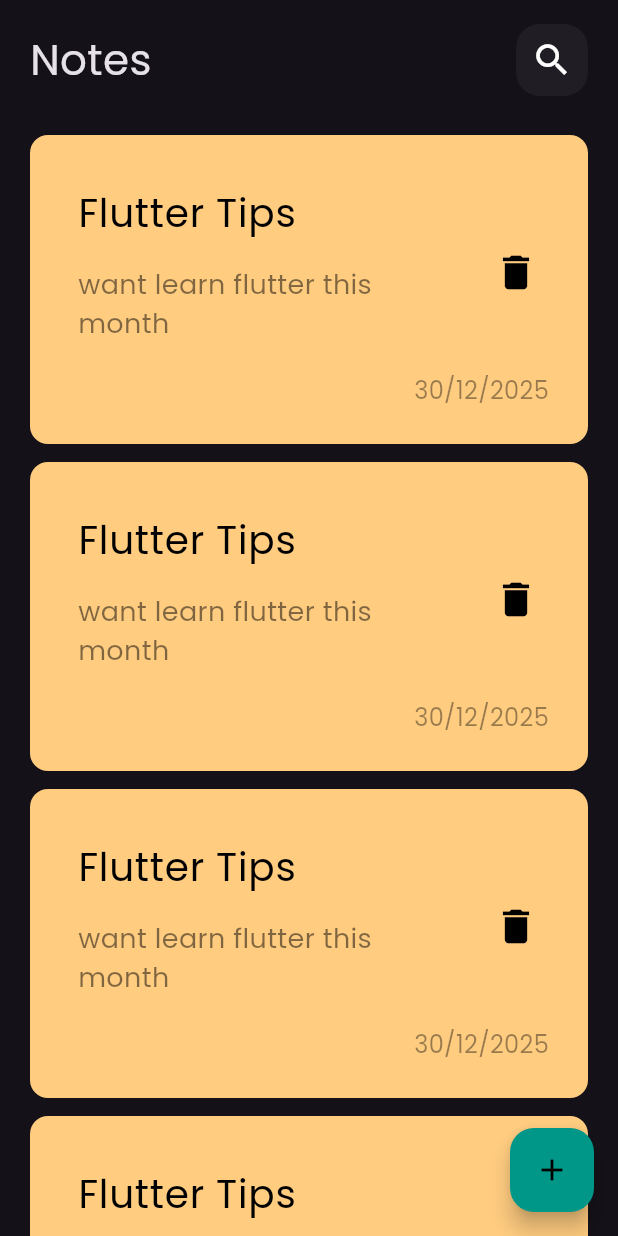
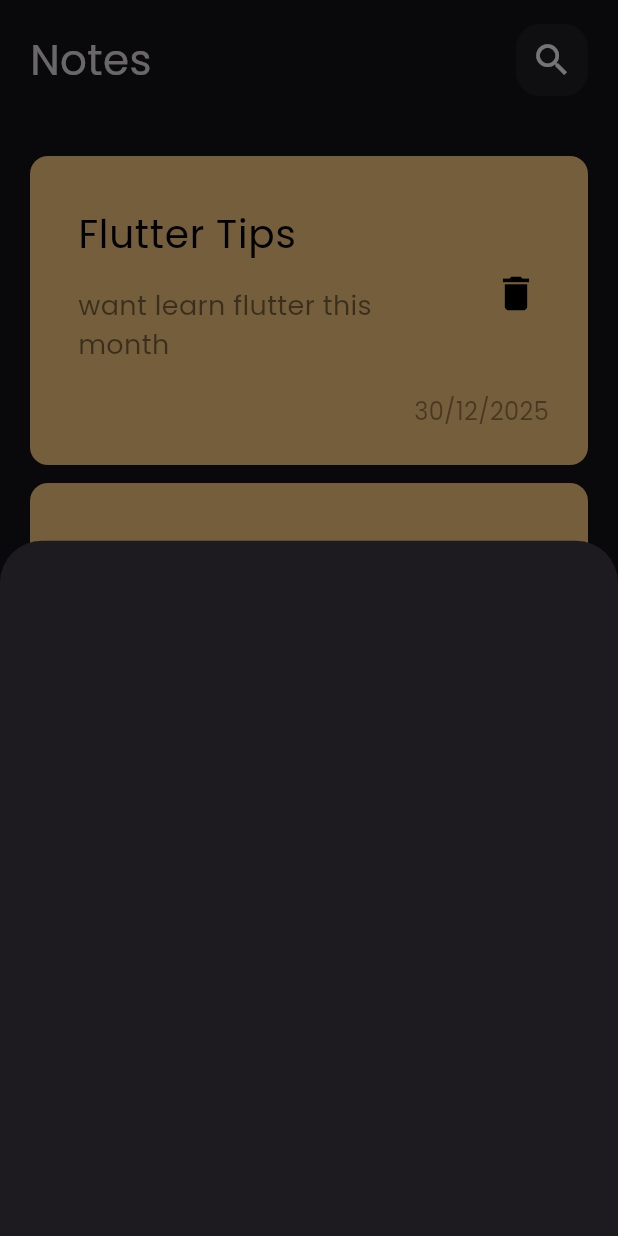
Before and after one commit to MohamedElhadidy7/notes_App, a Flutter app: the screen it shows after launch, after a tap on the "add" icon, on a phone screen of 412 x 824 dp. Run offline on Flutter 3.47's test engine with Material 3 defaults, Android fonts, the phone set to English and light mode, and no system bars.

Commit message:
Show modal buttom sheet

```diff
--- /dev/null
+++ b/lib/views/Widgets/Add_noteButtomSheet.dart
@@ -0,0 +1,10 @@
+import 'package:flutter/material.dart';
+
+class AddnoteButtomSheet extends StatelessWidget {
+  const AddnoteButtomSheet({super.key});
+
+  @override
+  Widget build(BuildContext context) {
+    return Container();
+  }
+}
--- a/lib/views/Widgets/Notes_List_View.dart
+++ b/lib/views/Widgets/Notes_List_View.dart
@@ -7,11 +7,14 @@ class NotesListView extends StatelessWidget {
   @override
   Widget build(BuildContext context) {
     return Expanded(
-      child: ListView.builder(
-        itemCount: 4,
-        itemBuilder: (context, index) => Padding(
-          padding: const EdgeInsets.symmetric(vertical: 6),
-          child: NoteItem(),
+      child: Padding(
+        padding: const EdgeInsets.symmetric(vertical: 14),
+        child: ListView.builder(
+          itemCount: 4,
+          itemBuilder: (context, index) => Padding(
+            padding: const EdgeInsets.symmetric(vertical: 6),
+            child: NoteItem(),
+          ),
         ),
       ),
     );
--- a/lib/views/notes_view.dart
+++ b/lib/views/notes_view.dart
@@ -1,4 +1,5 @@
 import 'package:flutter/material.dart';
+import 'package:noteapptharwat/views/Widgets/Add_noteButtomSheet.dart';
 import 'package:noteapptharwat/views/Widgets/Notes_View_body.dart';
 
 class Notes_view extends StatelessWidget {
@@ -10,8 +11,14 @@ class Notes_view extends StatelessWidget {
       body: NotesViewBody(),
       floatingActionButton: FloatingActionButton(
         backgroundColor: Colors.teal,
-        onPressed: () {},
-        child: Icon(
+        onPressed: () {
+          showModalBottomSheet(
+              context: context,
+              builder: (context) {
+                return const AddnoteButtomSheet();
+              });
+        },
+        child: const Icon(
           Icons.add,
           color: Colors.black,
         ),
```
